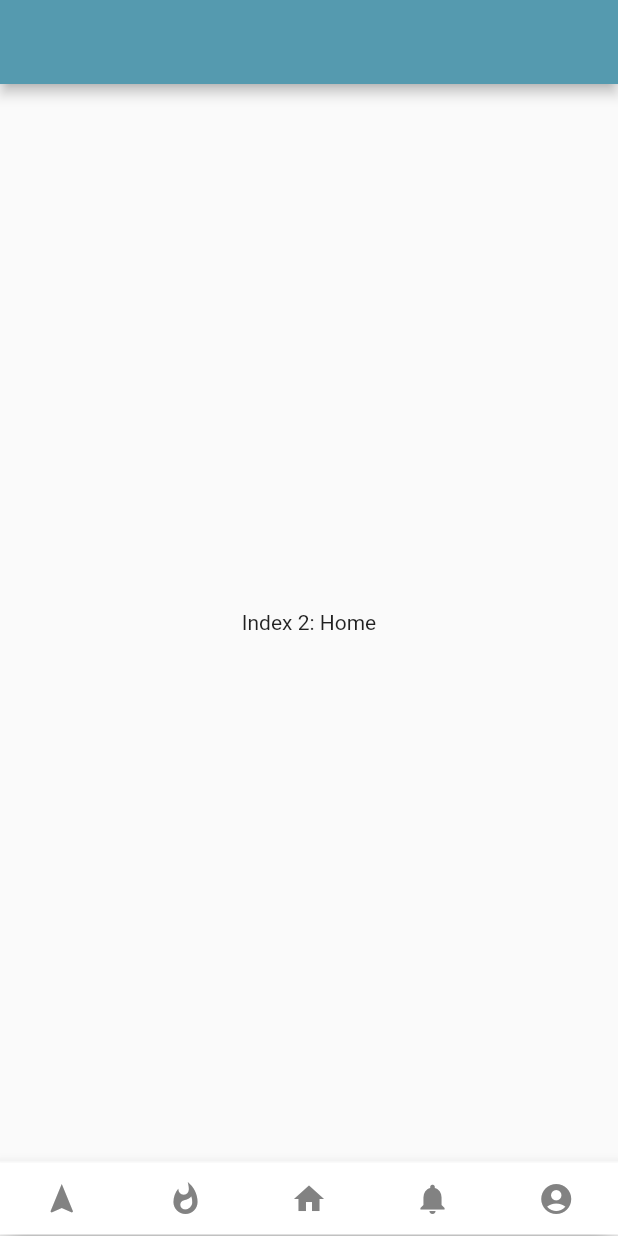
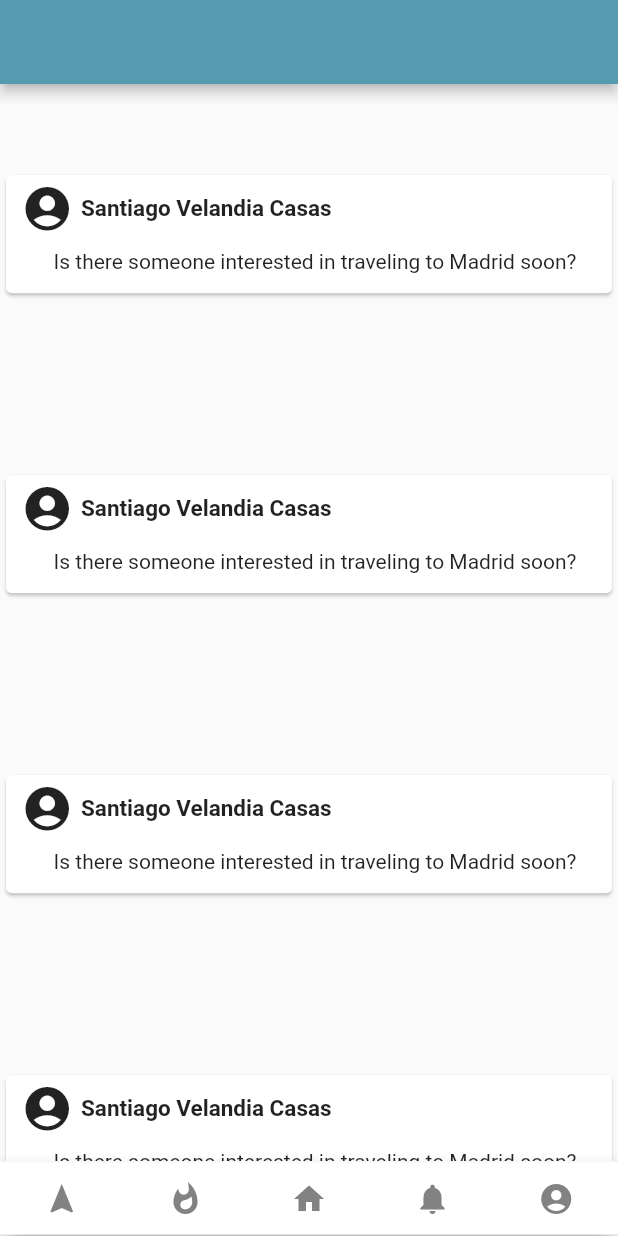
Before and after one commit to hackathoneando/WeTripOut, a Flutter app: the screen it shows after launch, item 3 of the bottom bar chosen, on a phone screen of 412 x 824 dp. Run offline on Flutter 3.47's test engine with Material 2 defaults, Android fonts, the light colour scheme and no system bars; our stand-ins replace font_awesome_flutter; project files that could hold a hidden picture were left out.

Commit message:
Card List added (static information inside)

```diff
--- a/UNicode/we_trip_out/lib/ui/home_list_screen.dart
+++ b/UNicode/we_trip_out/lib/ui/home_list_screen.dart
@@ -1,15 +1,68 @@
 import 'package:flutter/material.dart';
+import 'package:font_awesome_flutter/font_awesome_flutter.dart';
 
-class HomeList extends StatefulWidget{
+class HomeBody extends StatefulWidget{
   @override
-  State<StatefulWidget> createState() => _HomeListState();
+  State<StatefulWidget> createState() => _HomeBodyState();
 }
 
-class _HomeListState extends State<HomeList>{
+class _HomeBodyState extends State<HomeBody>{
   @override
   Widget build(BuildContext context) {
-    // TODO: implement build
-    return null;
+    return ListView.builder(
+      padding: EdgeInsets.all(0.0),
+      itemExtent: 200.0,
+      itemBuilder: (BuildContext context, int index) {
+        var card = new MyStatelessWidget();
+        //card.setIndex(index);
+        return card;
+      },
+    );
   }
 
 }
+
+class MyStatelessWidget extends StatelessWidget {
+  MyStatelessWidget({Key key}) : super(key: key);
+
+  @override
+  Widget build(BuildContext context) {
+    return Center(
+      child: Card(
+        child: Column(
+          mainAxisSize: MainAxisSize.min,
+          children: <Widget>[
+            Container(
+              child: Row(
+                children: <Widget>[
+                  Container(
+                    child: Icon(Icons.account_circle, size: 35,),
+                    padding: EdgeInsets.fromLTRB(10, 5, 5, 5),
+                  ),
+                  Container(
+                    child: Text(
+                      'Santiago Velandia Casas',
+                      style: TextStyle(
+                          fontSize: 15,
+                          fontFamily: "RobotoBold"
+                      ),
+                    ),
+                  )
+                ],
+              )
+            ),
+            Container(
+              padding: EdgeInsets.fromLTRB(13, 5, 5, 13),
+              child: Text("Is there someone interested in traveling to Madrid soon?"),
+            ),
+            Container(
+              child: Row(
+
+              ),
+            )
+          ],
+        ),
+      ),
+    );
+  }
+}
--- a/UNicode/we_trip_out/lib/ui/home_screen.dart
+++ b/UNicode/we_trip_out/lib/ui/home_screen.dart
@@ -1,4 +1,5 @@
 import 'package:flutter/material.dart';
+import 'home_list_screen.dart';
 
 class HomeScreen extends StatefulWidget{
   HomeScreen({Key key}) : super(key: key);
@@ -15,9 +16,9 @@ class _HomeScreenState extends State<HomeScreen> {
 
   int _selectedIndex = 0;
   final _widgetOptions = [
-    Text('Index 0: My trips'),
+    Text('Index 0: My Trips'),
     Text('Index 1: Recommended'),
-    Text('Index 2: Home'),
+    new HomeBody(),
     Text('Index 3: Notifications'),
     Text('Index 4: Profile'),
   ];
```
Also changed, not shown: UNicode/we_trip_out/pubspec.yaml (+8 -0 lines), UNicode/we_trip_out/assets/font/Roboto/Roboto-Bold.ttf (added), UNicode/we_trip_out/assets/font/Roboto/Roboto-Regular.ttf (added).
